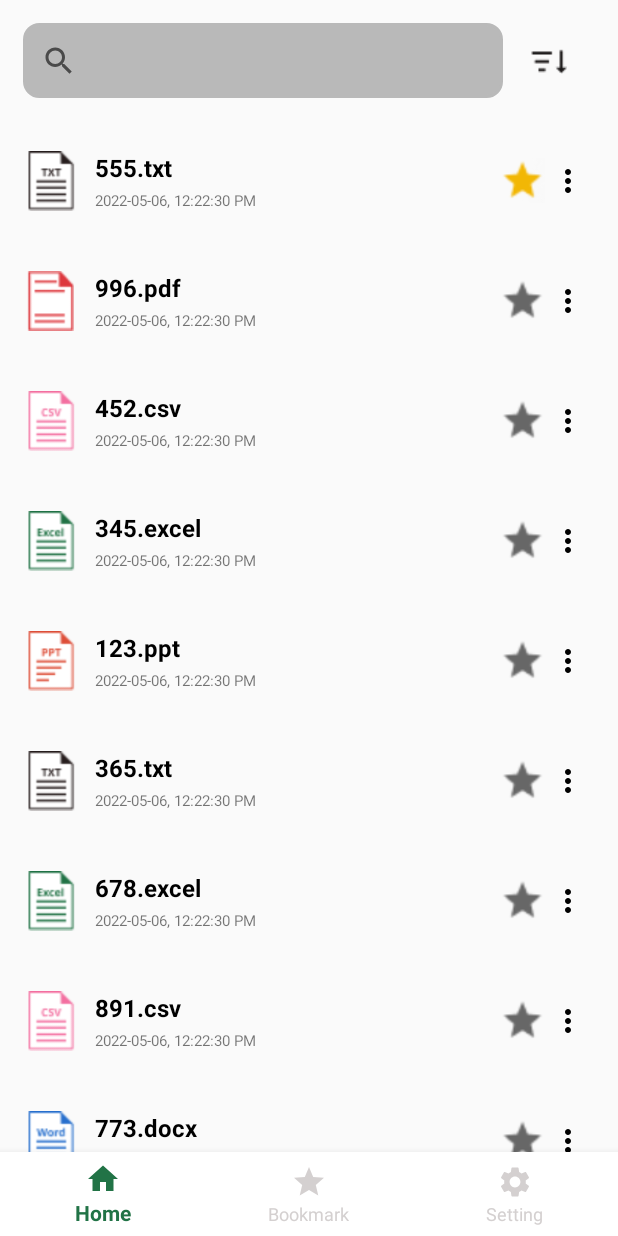
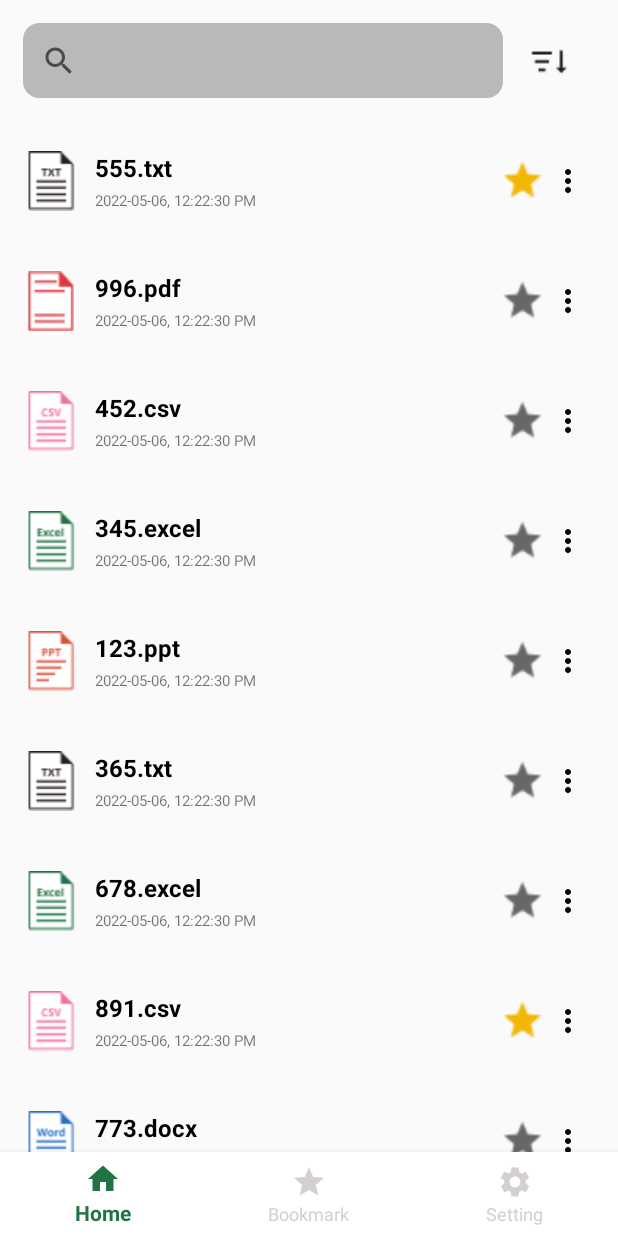
Before and after one commit to ngohieu1901/Project_1, an Android app: the screen it shows after launch (MainManageFile), after a tap on an icon or button, on a phone screen of 412 x 824 dp. Run offline under Robolectric (Android 15) with nearby library versions, the phone set to English and light mode, and no system bars.

Commit message:
thuy upcode

```diff
--- a/app/src/main/java/com/example/project_1/ADAPTER/FileADAPTER.java
+++ b/app/src/main/java/com/example/project_1/ADAPTER/FileADAPTER.java
@@ -4,6 +4,7 @@ import android.annotation.SuppressLint;
 import android.app.Activity;
 import android.app.Dialog;
 import android.content.Context;
+import android.util.Log;
 import android.view.ContextThemeWrapper;
 import android.view.LayoutInflater;
 import android.view.MenuItem;
@@ -21,55 +22,67 @@ import android.widget.Toast;
 
 import androidx.annotation.NonNull;
 import androidx.appcompat.app.AlertDialog;
+import androidx.fragment.app.Fragment;
 import androidx.recyclerview.widget.RecyclerView;
 
 import com.example.project_1.DTO.FileDTO;
+import com.example.project_1.FRAGMENT.FragHome;
+import com.example.project_1.MainManageFile;
 import com.example.project_1.R;
 
-import java.io.File;
+import java.io.FileInputStream;
+import java.io.FileOutputStream;
+import java.io.ObjectInputStream;
+import java.io.ObjectOutputStream;
 import java.util.ArrayList;
-import java.util.Collections;
 
 public class FileADAPTER extends RecyclerView.Adapter<FileADAPTER.ViewHolder> implements Filterable {
     Context context;
-    ArrayList<FileDTO> list;
+   static ArrayList<FileDTO> list;
     ArrayList<FileDTO> list_file_old;
-    static ArrayList<FileDTO> list_bookmark;
+    //  sử dụng phân vùng sự kiện giữa 2 tab
+    public int trang = 0;
+    //  boolean isButtonSelected = false;
+    FragHome fragHome;
+    String TAG = "ok";
 
-//    boolean isButtonSelected = false;
-
-
-
-    public FileADAPTER(Context context, ArrayList<FileDTO> list) {
+    public FileADAPTER(Context context, ArrayList<FileDTO> list, int trang) {
         this.context = context;
         this.list = list;
         this.list_file_old = list;
-        list_bookmark = new ArrayList<>();
+        this.trang = trang;
+        fragHome = new FragHome();
     }
 
     @NonNull
     @Override
     public ViewHolder onCreateViewHolder(@NonNull ViewGroup parent, int viewType) {
-        View view = LayoutInflater.from(parent.getContext()).inflate(R.layout.item_file,parent,false);
+        View view = LayoutInflater.from(parent.getContext()).inflate(R.layout.item_file, parent, false);
         return new ViewHolder(view);
     }
 
     @Override
     public void onBindViewHolder(@NonNull ViewHolder holder, @SuppressLint("RecyclerView") int position) {
-        FileDTO fileDTO = list.get(position);
+        final FileDTO[] fileDTO = {list.get(position)};
+        holder.img_icon_file.setImageResource(fileDTO[0].getHinh());
+        holder.tv_ten_file.setText(fileDTO[0].getTen());
+        holder.tv_ngay.setText(fileDTO[0].getNgay());
 
-        holder.img_icon_file.setImageResource(list.get(position).getHinh());
-        holder.tv_ten_file.setText(list.get(position).getTen());
-        holder.tv_ngay.setText(list.get(position).getNgay());
+        if (fileDTO[0].getBookMarl() == 0) {
+            holder.bookmark_file.setImageResource(R.drawable.star);
+        } else {
+            holder.bookmark_file.setImageResource(R.drawable.star_gold);
+        }
 
         holder.menu_custom.setOnClickListener(new View.OnClickListener() {
             @Override
             public void onClick(View v) {
                 showPopupMenu(holder.menu_custom);
             }
-            private void showPopupMenu(View view){
+
+            private void showPopupMenu(View view) {
                 Context wrapper = new ContextThemeWrapper(context, R.style.PopupMenuStyle);
-                PopupMenu popupMenu = new PopupMenu(wrapper,view);
+                PopupMenu popupMenu = new PopupMenu(wrapper, view);
                 popupMenu.getMenuInflater().inflate(R.menu.popup_menu, popupMenu.getMenu());
                 popupMenu.setOnMenuItemClickListener(new PopupMenu.OnMenuItemClickListener() {
 
@@ -77,8 +90,8 @@ public class FileADAPTER extends RecyclerView.Adapter<FileADAPTER.ViewHolder> im
                     public boolean onMenuItemClick(MenuItem item) {
                         if (item.getItemId() == R.id.rename) {
                             AlertDialog.Builder builder = new AlertDialog.Builder(context);
-                            LayoutInflater inflater = ((Activity)context).getLayoutInflater();
-                            View v  = inflater.inflate(R.layout.dialog_rename,null);
+                            LayoutInflater inflater = ((Activity) context).getLayoutInflater();
+                            View v = inflater.inflate(R.layout.dialog_rename, null);
                             builder.setView(v);
                             Dialog dialog = builder.create();
                             dialog.show();
@@ -107,13 +120,13 @@ public class FileADAPTER extends RecyclerView.Adapter<FileADAPTER.ViewHolder> im
                             });
                             return true;
                         } else if (item.getItemId() == R.id.bookmark) {
-                            list_bookmark.add(fileDTO);
-                            holder.bookmark_file.setBackgroundResource(R.drawable.star_gold);
+                            fileDTO[0].setBookMarl(1);
+                            holder.bookmark_file.setImageResource(R.drawable.star_gold);
                             return true;
                         } else if (item.getItemId() == R.id.delete) {
                             AlertDialog.Builder builder = new AlertDialog.Builder(context);
-                            LayoutInflater inflater = ((Activity)context).getLayoutInflater();
-                            View v  = inflater.inflate(R.layout.dialog_delete,null);
+                            LayoutInflater inflater = ((Activity) context).getLayoutInflater();
+                            View v = inflater.inflate(R.layout.dialog_delete, null);
                             builder.setView(v);
                             Dialog dialog = builder.create();
                             dialog.show();
@@ -137,7 +150,7 @@ public class FileADAPTER extends RecyclerView.Adapter<FileADAPTER.ViewHolder> im
                                 }
                             });
                             return true;
-                        }else {
+                        } else {
                             return false;
                         }
                     }
@@ -146,33 +159,87 @@ public class FileADAPTER extends RecyclerView.Adapter<FileADAPTER.ViewHolder> im
             }
         });
 //bookmark
-        if(list_bookmark.contains(fileDTO)){
-            holder.bookmark_file.setBackgroundResource(R.drawable.star_gold);
-        }else{
-            holder.bookmark_file.setBackgroundResource(R.drawable.star);
-        }
+//        if(list_bookmark.contains(fileDTO)){
+//            fileDTO.setBookMarl(1);
+//            list_bookmark.add(fileDTO);
+//            holder.bookmark_file.setImageResource(R.drawable.star_gold);
+//        }else{
+//            fileDTO.setBookMarl(0);
+//            list_bookmark.remove(fileDTO);
+//            holder.bookmark_file.setImageResource(R.drawable.star);
+//        }
         holder.bookmark_file.setOnClickListener(new View.OnClickListener() {
             @Override
             public void onClick(View v) {
-                  if (list_bookmark.contains(fileDTO)){
-                      list_bookmark.remove(fileDTO);
-                      holder.bookmark_file.setBackgroundResource(R.drawable.star);
-                  }else{
-                      list_bookmark.add(fileDTO);
-                      holder.bookmark_file.setBackgroundResource(R.drawable.star_gold);
+                fileDTO[0] = list.get(position);
+                int so = fileDTO[0].getBookMarl();
+                if (trang == 1) {
+                    xuLyChonHOME(fileDTO[0], so);
+                } else {
+                    xuLyChonBOOKMARK(fileDTO[0], so);
+
+                }
+                Log.e(TAG, "Check " + position);
+            }
+
+            private void xuLyChonBOOKMARK(FileDTO dto, int so) {
+                ArrayList<FileDTO> list1 = doc();
+
+                if (so == 0) {
+
+                    dto.setBookMarl(1);
+
+                    list1.set(check(list1,dto), dto);
+                    holder.bookmark_file.setImageResource(R.drawable.star_gold);
+                    so = 1;
+                    luudata(list1);
+                } else {
+                    dto.setBookMarl(0);
+                    list1.set(check(list1,dto), dto);
+                    holder.bookmark_file.setImageResource(R.drawable.star);
+                    so = 0;
+                    luudata(list1);
+                }
+            }
+            private int check(ArrayList<FileDTO> list,FileDTO dto){
+                int a=0;
+                for (FileDTO d : list){
+                    if(dto.getTen().equals(d.getTen())){
+                        break;
+                    }
+                        a++;
+                }
+                return a;
+            }
+
+            private void xuLyChonHOME(FileDTO dto, int so) {
+                if (so == 0) {
+                    dto.setBookMarl(1);
+                    list.set(position, dto);
+                    holder.bookmark_file.setImageResource(R.drawable.star_gold);
+                    so = 1;
+                    luudata(list);
+
+                } else {
+                    dto.setBookMarl(0);
+                    list.set(position, dto);
+                    holder.bookmark_file.setImageResource(R.drawable.star);
+                    so = 0;
+                    luudata(list);
                 }
             }
         });
     }
 
-    public static ArrayList<FileDTO> getList_bookmark(){
-        return list_bookmark;
-    }
+
+
 
 
     @Override
     public int getItemCount() {
         return list.size();
+
+
     }
 
 
@@ -182,12 +249,12 @@ public class FileADAPTER extends RecyclerView.Adapter<FileADAPTER.ViewHolder> im
             @Override
             protected FilterResults performFiltering(CharSequence constraint) {
                 String strSearch = constraint.toString();
-                    if (strSearch.isEmpty()){
+                if (strSearch.isEmpty()) {
                     list = list_file_old;
-                    }else {
+                } else {
                     ArrayList<FileDTO> list_new = new ArrayList<>();
-                        for(FileDTO file : list_file_old){
-                            if (file.getTen().toLowerCase().contains(strSearch.toLowerCase())){
+                    for (FileDTO file : list_file_old) {
+                        if (file.getTen().toLowerCase().contains(strSearch.toLowerCase())) {
                             list_new.add(file);
                         }
                     }
@@ -210,8 +277,9 @@ public class FileADAPTER extends RecyclerView.Adapter<FileADAPTER.ViewHolder> im
         ImageView img_icon_file;
         TextView tv_ten_file;
         TextView tv_ngay;
-        ImageButton bookmark_file;
+        ImageView bookmark_file;
         ImageButton menu_custom;
+
         public ViewHolder(@NonNull View itemView) {
             super(itemView);
             img_icon_file = itemView.findViewById(R.id.img_icon);
@@ -221,4 +289,50 @@ public class FileADAPTER extends RecyclerView.Adapter<FileADAPTER.ViewHolder> im
             menu_custom = itemView.findViewById(R.id.menu_custom);
         }
     }
+
+    public void luudata(ArrayList<FileDTO> list) {
+
+        try {
+            FileOutputStream fileOutputStream = ((Activity) context).openFileOutput("KEY_NAME", ((Activity) context).MODE_PRIVATE);
+            ObjectOutputStream objectOutputStream = new ObjectOutputStream(fileOutputStream);
+            objectOutputStream.writeObject(list);
+            objectOutputStream.close();
+            fileOutputStream.close();
+        } catch (Exception e) {
+
+            Log.e(TAG, "luudata: ", e);
         }
+    }
+
+    public ArrayList doc() {
+        ArrayList<FileDTO> list = new ArrayList<>();
+        try {
+            FileInputStream fileInputStream = ((Activity) context).openFileInput("KEY_NAME");
+            ObjectInputStream objectInputStream = new ObjectInputStream(fileInputStream);
+            list = (ArrayList<FileDTO>) objectInputStream.readObject();
+            objectInputStream.close();
+            fileInputStream.close();
+        } catch (Exception e) {
+
+            Log.e(TAG, "doc: ", e);
+        }
+        return list;
+    }
+
+    @Override
+    public void onViewRecycled(@NonNull ViewHolder holder) {
+        super.onViewRecycled(holder);
+
+    }
+
+    public static ArrayList<FileDTO> guidata() {
+        ArrayList<FileDTO> list_bookmark =new ArrayList<>();
+        for (FileDTO dto : list){
+            if(dto.getBookMarl()==1){
+                list_bookmark.add(dto);
+            }
+        }
+
+        return list_bookmark;
+    }
+}
--- a/app/src/main/java/com/example/project_1/DTO/FileDTO.java
+++ b/app/src/main/java/com/example/project_1/DTO/FileDTO.java
@@ -1,9 +1,20 @@
 package com.example.project_1.DTO;
 
-public class FileDTO {
+import java.io.Serializable;
+
+public class FileDTO implements Serializable {
     int hinh;
     String ten;
     String ngay;
+    // thêm thuộc tính bookmark để nhận lưu lựa chọn
+    int bookMarl;
+
+    public FileDTO(int hinh, String ten, String ngay, int bookMarl) {
+        this.hinh = hinh;
+        this.ten = ten;
+        this.ngay = ngay;
+        this.bookMarl = bookMarl;
+    }
 
     public FileDTO(int hinh, String ten, String ngay) {
         this.hinh = hinh;
@@ -37,4 +48,12 @@ public class FileDTO {
     public void setNgay(String ngay) {
         this.ngay = ngay;
     }
+
+    public int getBookMarl() {
+        return bookMarl;
+    }
+
+    public void setBookMarl(int bookMarl) {
+        this.bookMarl = bookMarl;
+    }
 }
--- a/app/src/main/java/com/example/project_1/FRAGMENT/FragBookmark.java
+++ b/app/src/main/java/com/example/project_1/FRAGMENT/FragBookmark.java
@@ -38,8 +38,9 @@ public class FragBookmark extends Fragment {
     @Override
     public void onViewCreated(@NonNull View view, @Nullable Bundle savedInstanceState) {
         super.onViewCreated(view, savedInstanceState);
-        list = FileADAPTER.getList_bookmark();
-        adapter = new FileADAPTER(getContext(),list);
+
+        list = FileADAPTER.guidata();
+        adapter = new FileADAPTER(getContext(),list,2);
 
         rc_bookmark = view.findViewById(R.id.rc_bookmark);
         LinearLayoutManager linearLayoutManager = new LinearLayoutManager(getContext(),LinearLayoutManager.VERTICAL,false);
--- a/app/src/main/java/com/example/project_1/FRAGMENT/FragHome.java
+++ b/app/src/main/java/com/example/project_1/FRAGMENT/FragHome.java
@@ -1,8 +1,10 @@
 package com.example.project_1.FRAGMENT;
 
 import android.app.Dialog;
+import android.content.Context;
 import android.graphics.Color;
 import android.os.Bundle;
+import android.util.Log;
 import android.view.LayoutInflater;
 import android.view.View;
 import android.view.ViewGroup;
@@ -22,13 +24,20 @@ import androidx.recyclerview.widget.RecyclerView;
 
 import com.example.project_1.ADAPTER.FileADAPTER;
 import com.example.project_1.DTO.FileDTO;
+import com.example.project_1.MainActivity;
+import com.example.project_1.MainManageFile;
 import com.example.project_1.R;
 
 import java.io.File;
+import java.io.FileInputStream;
+import java.io.FileOutputStream;
+import java.io.ObjectInputStream;
+import java.io.ObjectOutputStream;
 import java.util.ArrayList;
 import java.util.Collection;
 import java.util.Collections;
 import java.util.Comparator;
+import java.util.List;
 
 public class FragHome extends Fragment {
     RecyclerView rc_file;
@@ -38,6 +47,7 @@ public class FragHome extends Fragment {
     ImageButton sortFile;
     LinearLayout layoutAZ,layoutZA;
 
+    String TAG="ok";
     @Nullable
     @Override
     public View onCreateView(@NonNull LayoutInflater inflater, @Nullable ViewGroup container, @Nullable Bundle savedInstanceState) {
@@ -49,18 +59,26 @@ public class FragHome extends Fragment {
         super.onViewCreated(view, savedInstanceState);
 
         rc_file = view.findViewById(R.id.rc_file);
+
         list = new ArrayList<>();
-        list.add(new FileDTO(R.drawable.txt_icon,"555.txt","2022-05-06, 12:22:30 PM"));
-        list.add(new FileDTO(R.drawable.pdf_icon,"996.pdf","2022-05-06, 12:22:30 PM"));
-        list.add(new FileDTO(R.drawable.csv_icon,"452.csv","2022-05-06, 12:22:30 PM"));
-        list.add(new FileDTO(R.drawable.excel_icon,"345.excel","2022-05-06, 12:22:30 PM"));
-        list.add(new FileDTO(R.drawable.ppt_icon,"123.ppt","2022-05-06, 12:22:30 PM"));
-        list.add(new FileDTO(R.drawable.txt_icon,"365.txt","2022-05-06, 12:22:30 PM"));
-        list.add(new FileDTO(R.drawable.excel_icon,"678.excel","2022-05-06, 12:22:30 PM"));
-        list.add(new FileDTO(R.drawable.csv_icon,"891.csv","2022-05-06, 12:22:30 PM"));
-        list.add(new FileDTO(R.drawable.word_icon,"773.docx","2022-05-06, 12:22:30 PM"));
+        if(list.size()==0){
+            list= (ArrayList<FileDTO>) doc();
+        }
+        if(list.size()==0){
+            list.add(new FileDTO(R.drawable.txt_icon,"555.txt","2022-05-06, 12:22:30 PM",0));
+            list.add(new FileDTO(R.drawable.pdf_icon,"996.pdf","2022-05-06, 12:22:30 PM",0));
+            list.add(new FileDTO(R.drawable.csv_icon,"452.csv","2022-05-06, 12:22:30 PM",0));
+            list.add(new FileDTO(R.drawable.excel_icon,"345.excel","2022-05-06, 12:22:30 PM",0));
+            list.add(new FileDTO(R.drawable.ppt_icon,"123.ppt","2022-05-06, 12:22:30 PM",0));
+            list.add(new FileDTO(R.drawable.txt_icon,"365.txt","2022-05-06, 12:22:30 PM",0));
+            list.add(new FileDTO(R.drawable.excel_icon,"678.excel","2022-05-06, 12:22:30 PM",0));
+            list.add(new FileDTO(R.drawable.csv_icon,"891.csv","2022-05-06, 12:22:30 PM",1));
+            list.add(new FileDTO(R.drawable.word_icon,"773.docx","2022-05-06, 12:22:30 PM",0));
+           luudata(list);
+        }
 
-        adapter = new FileADAPTER(getContext(),list);
+
+        adapter = new FileADAPTER(getContext(),list,1);
         LinearLayoutManager linearLayoutManager = new LinearLayoutManager(getContext(),LinearLayoutManager.VERTICAL,false);
         rc_file.setLayoutManager(linearLayoutManager);
         rc_file.setAdapter(adapter);
@@ -79,7 +97,6 @@ public class FragHome extends Fragment {
                 return true;
             }
         });
-
         sortFile = view.findViewById(R.id.sort_file_home);
         sortFile.setOnClickListener(new View.OnClickListener() {
             @Override
@@ -139,10 +156,42 @@ public class FragHome extends Fragment {
 
         });
     }
+
+
+
+
     public class NameComparator implements Comparator<FileDTO> {
         @Override
         public int compare(FileDTO o1, FileDTO o2) {
             return o2.getTen().compareTo(o1.getTen());
         }
     }
+
+    public void luudata( ArrayList<FileDTO> list) {
+
+        try {
+            FileOutputStream fileOutputStream = getActivity().openFileOutput("KEY_NAME",getActivity().MODE_PRIVATE);
+            ObjectOutputStream objectOutputStream = new ObjectOutputStream(fileOutputStream);
+            objectOutputStream.writeObject(list);
+            objectOutputStream.close();
+            fileOutputStream.close();
+        }catch (Exception e){
+
+            Log.e(TAG, "luudata: ",e );
+        }
+    }
+    public ArrayList doc(){
+        ArrayList<FileDTO> list = new ArrayList<>();
+        try {
+            FileInputStream fileInputStream = getActivity().openFileInput("KEY_NAME");
+            ObjectInputStream objectInputStream = new ObjectInputStream(fileInputStream);
+            list= (ArrayList<FileDTO>) objectInputStream.readObject();
+            objectInputStream.close();
+            fileInputStream.close();
+        }catch (Exception e){
+
+            Log.e(TAG, "doc: ",e );
+        }
+        return list;
+    }
 }
--- a/app/src/main/java/com/example/project_1/MainManageFile.java
+++ b/app/src/main/java/com/example/project_1/MainManageFile.java
@@ -6,21 +6,32 @@ import androidx.appcompat.widget.SearchView;
 import androidx.appcompat.widget.Toolbar;
 import androidx.fragment.app.FragmentManager;
 
+import android.content.Context;
 import android.os.Bundle;
+import android.util.Log;
 import android.view.Menu;
 import android.view.MenuItem;
 import android.widget.ImageButton;
 
+import com.example.project_1.DTO.FileDTO;
 import com.example.project_1.FRAGMENT.FragBookmark;
 import com.example.project_1.FRAGMENT.FragHome;
 import com.example.project_1.FRAGMENT.FragSetting;
 import com.google.android.material.bottomnavigation.BottomNavigationView;
+
+import java.io.FileInputStream;
+import java.io.FileOutputStream;
+import java.io.ObjectInputStream;
+import java.io.ObjectOutputStream;
+import java.util.ArrayList;
+import java.util.List;
 
 public class MainManageFile extends AppCompatActivity {
 FragmentManager manager;
 FragHome fragHome;
 FragBookmark fragBookmark;
 FragSetting fragSetting;
+    String TAG="ok";
     @Override
     protected void onCreate(Bundle savedInstanceState) {
         super.onCreate(savedInstanceState);
@@ -50,4 +61,5 @@ FragSetting fragSetting;
         });
     }
 
+
 }
--- a/app/src/main/res/layout/item_file.xml
+++ b/app/src/main/res/layout/item_file.xml
@@ -38,11 +38,11 @@
         android:layout_marginRight="16dp"
         >
 
-        <ImageButton
+        <ImageView
             android:id="@+id/bookmark_file"
             android:layout_width="30dp"
             android:layout_height="30dp"
-            android:background="@drawable/star"
+            android:src="@drawable/star"
             />
         <ImageButton
             android:layout_width="30dp"
```
Lines whose indentation alone changed are shown as unchanged.
